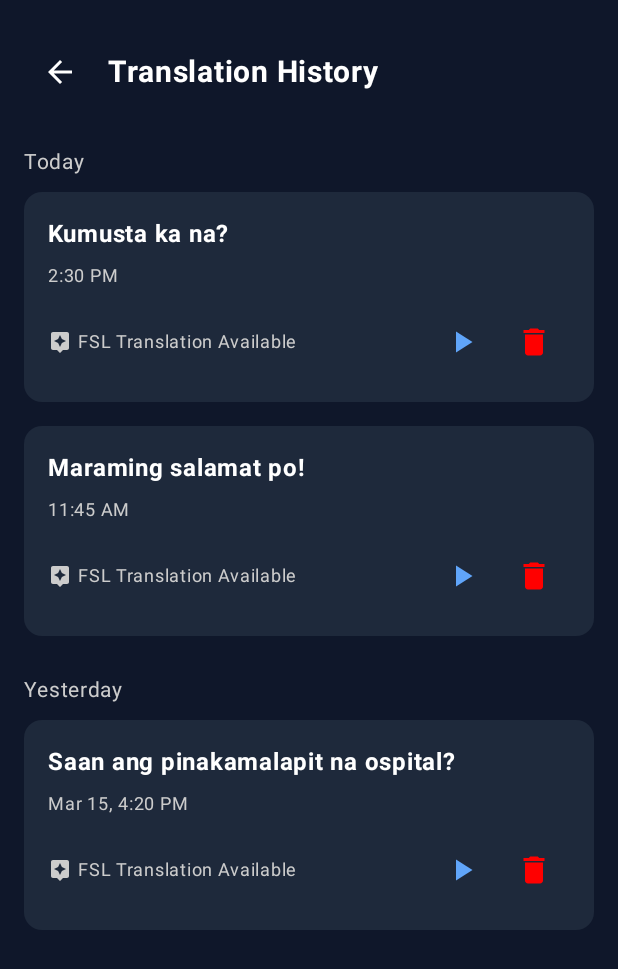
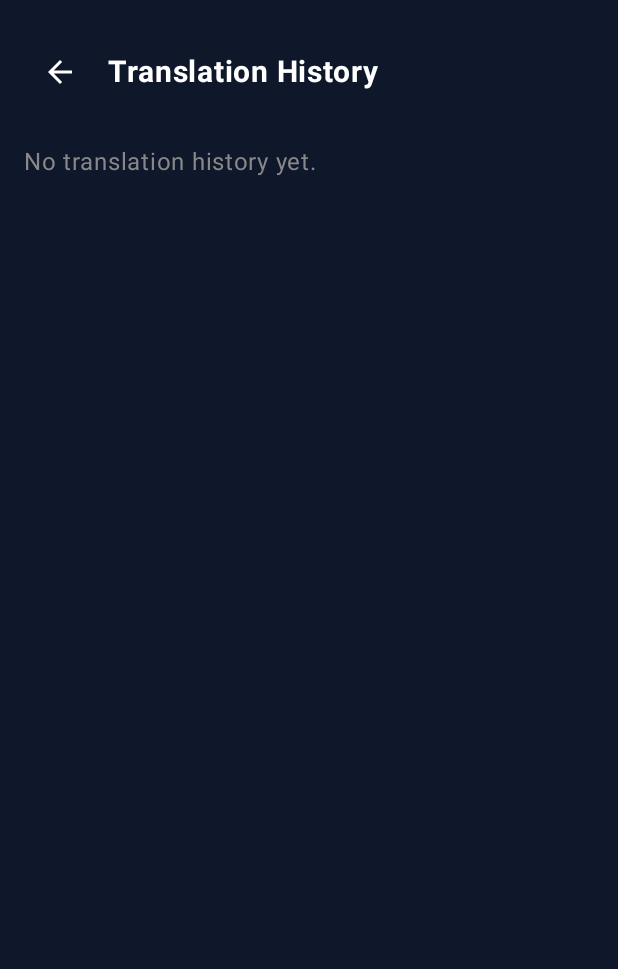
Before and after one commit to whiskey00/senyas-app, an Android app built with Jetpack Compose: the composable AppNavigation shown on its own in the app's theme, after a tap on "History", on a phone screen of 412 x 824 dp. Shown: the top 969 px of the screen. Run offline under Robolectric (Android 15) with nearby library versions, the phone set to English and light mode, and no system bars; our stand-ins replace Firebase (no records; nobody signed in at launch, a user with empty details on screens opened directly), accompanist; libraries missing offline, so code that uses them is left out: com.google.accompanist.navigation.

Commit message:
Implement delete button in History, added new fsl gloss/translation (oo,walang anuman)

```diff
--- a/app/build.gradle.kts
+++ b/app/build.gradle.kts
@@ -2,7 +2,7 @@ plugins {
     alias(libs.plugins.android.application)
     alias(libs.plugins.kotlin.android)
     alias(libs.plugins.kotlin.compose)
-
+    alias(libs.plugins.kotlinx.serialization)
     id("com.google.gms.google-services")
 }
 
@@ -69,6 +69,7 @@ dependencies {
     implementation(libs.coil.gif)
     implementation(libs.androidx.media3.exoplayer)
     implementation(libs.androidx.media3.ui)
-
+    implementation(libs.androidx.datastore.preferences)
+    implementation(libs.kotlinx.serialization.json.v163)
 
 }
--- a/app/src/main/java/com/example/senyas/AppNavigation.kt
+++ b/app/src/main/java/com/example/senyas/AppNavigation.kt
@@ -23,6 +23,7 @@ import androidx.compose.animation.*
 import androidx.compose.foundation.Image
 import androidx.compose.ui.res.painterResource
 import androidx.compose.ui.unit.dp
+import androidx.navigation.navArgument
 import com.example.senyas.HistoryScreen
 
 
@@ -74,18 +75,21 @@ fun AppNavigation() {
                     }
                 )
             }
-            composable("home") {
+            composable("home?playText={playText}", arguments = listOf(
+                navArgument("playText") { nullable = true }
+            )) { backStackEntry ->
+                val playText = backStackEntry.arguments?.getString("playText")
                 HomeScreen(
                     onSettingsClick = { navController.navigate("settings") },
                     onLogout = {
-                        navController.navigate("login") {
-                            popUpTo("home") { inclusive = true }
-                        }
+                        navController.navigate("login") { popUpTo("home") { inclusive = true } }
                     },
                     onHistoryClick = { navController.navigate("history") },
-                    onLearnFSLClick = { navController.navigate("learnFSL") }
+                    onLearnFSLClick = { navController.navigate("learnFSL") },
+                    playFromHistory = playText // Pass this to trigger playback
                 )
             }
+
             composable("settings") {
                 SettingsScreen(
                     onBack = { navController.popBackStack() },
@@ -98,7 +102,10 @@ fun AppNavigation() {
                 )
             }
             composable("history") {
-                HistoryScreen(onBack = { navController.popBackStack() })
+                HistoryScreen(
+                    onBack = { navController.popBackStack() },
+                    navController = navController
+                )
             }
 
             composable("learnFSL") {
--- a/app/src/main/java/com/example/senyas/HistoryItem.kt
+++ b/app/src/main/java/com/example/senyas/HistoryItem.kt
@@ -24,7 +24,13 @@ import androidx.compose.material.icons.filled.PlayArrow
 import androidx.compose.material3.*
 
 @Composable
-fun HistoryItem(text: String, time: String) {
+fun HistoryItem(
+    text: String,
+    time: String,
+    onPlayClick: () -> Unit,
+    onDeleteClick: () -> Unit
+)
+ {
     Column(
         modifier = Modifier
             .fillMaxWidth()
@@ -50,10 +56,10 @@ fun HistoryItem(text: String, time: String) {
                 Text("FSL Translation Available", color = Color.LightGray, fontSize = 12.sp)
             }
             Row {
-                IconButton(onClick = { /* TODO: Play */ }) {
+                IconButton(onClick = onPlayClick) {
                     Icon(Icons.Default.PlayArrow, contentDescription = null, tint = Color(0xFF60A5FA))
                 }
-                IconButton(onClick = { /* TODO: Delete */ }) {
+                IconButton(onClick = onDeleteClick) {
                     Icon(Icons.Default.Delete, contentDescription = null, tint = Color.Red)
                 }
             }
--- a/app/src/main/java/com/example/senyas/HistoryScreen.kt
+++ b/app/src/main/java/com/example/senyas/HistoryScreen.kt
@@ -20,10 +20,33 @@ import androidx.compose.foundation.verticalScroll
 import androidx.compose.material.icons.Icons
 import androidx.compose.material.icons.filled.ArrowBack
 import androidx.compose.material3.*
+import androidx.compose.runtime.LaunchedEffect
+import androidx.compose.runtime.mutableStateOf
+import androidx.compose.runtime.remember
+import androidx.compose.ui.platform.LocalContext
+import com.example.senyas.datastore.HistoryDataStore
+import com.example.senyas.model.TranslationHistoryItem
+import java.text.SimpleDateFormat
+import java.util.*
+import androidx.compose.runtime.getValue
+import androidx.compose.runtime.setValue
+import android.net.Uri
+import androidx.compose.runtime.rememberCoroutineScope
+import androidx.navigation.NavHostController
+import kotlinx.coroutines.launch
 
 
 @Composable
-fun HistoryScreen(onBack: () -> Unit = {}) {
+fun HistoryScreen(onBack: () -> Unit = {}, navController: NavHostController) {
+    val context = LocalContext.current
+    var history by remember { mutableStateOf<List<TranslationHistoryItem>>(emptyList()) }
+    val scope = rememberCoroutineScope()
+
+
+    LaunchedEffect(Unit) {
+        history = HistoryDataStore.loadHistory(context)
+    }
+
     Column(
         modifier = Modifier
             .fillMaxSize()
@@ -39,23 +62,32 @@ fun HistoryScreen(onBack: () -> Unit = {}) {
                 Icon(Icons.Default.ArrowBack, contentDescription = "Back", tint = Color.White)
             }
             Spacer(modifier = Modifier.width(8.dp))
-            Text(
-                "Translation History",
-                color = Color.White,
-                fontSize = 20.sp,
-                fontWeight = FontWeight.Bold
-            )
+            Text("Translation History", color = Color.White, fontSize = 20.sp, fontWeight = FontWeight.Bold)
         }
 
         Spacer(modifier = Modifier.height(24.dp))
 
-        Text("Today", color = Color.LightGray, fontSize = 14.sp)
-        HistoryItem("Kumusta ka na?", "2:30 PM")
-        HistoryItem("Maraming salamat po!", "11:45 AM")
-
-        Spacer(modifier = Modifier.height(16.dp))
-
-        Text("Yesterday", color = Color.LightGray, fontSize = 14.sp)
-        HistoryItem("Saan ang pinakamalapit na ospital?", "Mar 15, 4:20 PM")
+        if (history.isEmpty()) {
+            Text("No translation history yet.", color = Color.Gray)
+        } else {
+            history.forEach { item ->
+                val timeString = SimpleDateFormat("MMM dd, hh:mm a", Locale.getDefault()).format(Date(item.timestamp))
+                HistoryItem(
+                    text = item.text,
+                    time = timeString,
+                    onPlayClick = {
+                        navController.navigate("home?playText=${Uri.encode(item.text)}") {
+                            popUpTo("history") { inclusive = true }
+                        }
+                    },
+                    onDeleteClick = {
+                        scope.launch {
+                            HistoryDataStore.deleteHistoryByText(context, item.text)
+                            history = HistoryDataStore.loadHistory(context) // refresh list
+                        }
+                    }
+                )
+            }
+        }
     }
 }
```
Also changed, not shown: app/src/main/assets/gloss_model.json (+10 -0 lines), app/src/main/java/com/example/senyas/HistoryDataStore.kt (added, +46 -0 lines), app/src/main/java/com/example/senyas/HomeScreen.kt (+33 -6 lines), app/src/main/java/com/example/senyas/LearnFSLScreen.kt (+32 -13 lines), app/src/main/java/com/example/senyas/TranslationHistoryItem.kt (added, +9 -0 lines), gradle.properties (+8 -14 lines), gradle/libs.versions.toml (+8 -1 lines), 3 other files.
